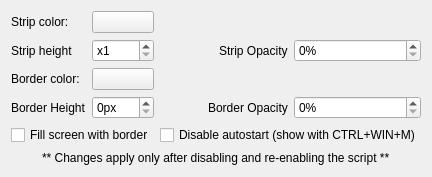
lliurex/kwin-script-mousestrip, file src/contents/ui/config.ui: the form before one commit.
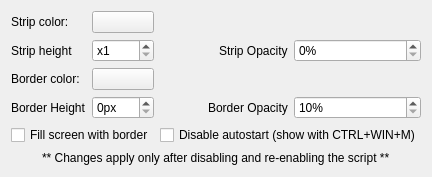
The form after the commit. Custom widgets are drawn as their Qt base class.

Commit message: Set defaults

What changed in the file:
```diff
--- a/src/contents/ui/config.ui
+++ b/src/contents/ui/config.ui
@@ -112,10 +112,10 @@
         <string>%</string>
        </property>
        <property name="minimum">
-        <number>0</number>
+        <number>10</number>
        </property>
        <property name="maximum">
-        <number>100</number>
+        <number>99</number>
        </property>
       </widget>
      </item>
```
The commit also changes 2 other files.
